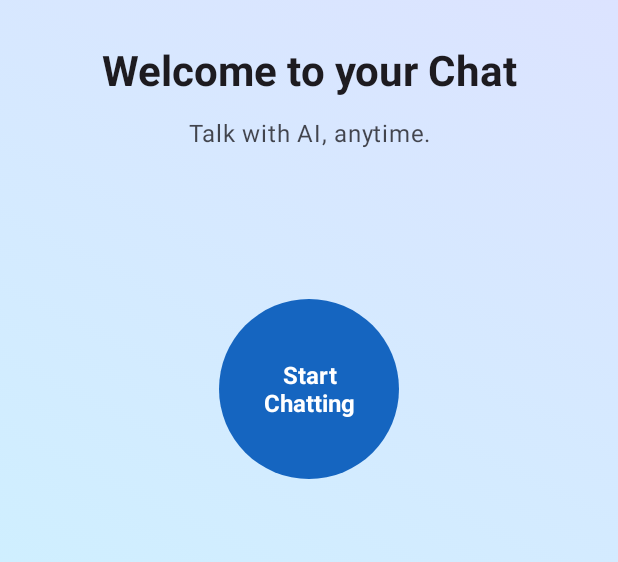
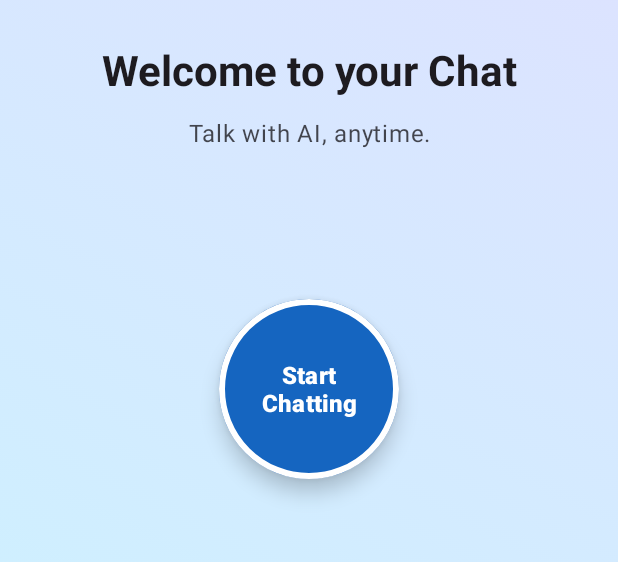
Before and after one commit to bhaskar4k/My-Personal-Chat-App, an Android app: the screen it shows after launch (MainActivity), on a phone screen of 412 x 824 dp, the part 531-1093 px from its top. Run offline under Robolectric (Android 15) with nearby library versions, the phone set to English and light mode, and no system bars; 1 statement that could not run was skipped.

Commit message:
Made the start chatting button type instead of textview

```diff
--- a/app/src/main/java/com/mypersonalchatapp/MainActivity.java
+++ b/app/src/main/java/com/mypersonalchatapp/MainActivity.java
@@ -4,7 +4,7 @@ import android.content.Intent;
 import android.graphics.drawable.AnimationDrawable;
 import android.os.Bundle;
 import android.view.View;
-import android.widget.TextView;
+import android.widget.Button;
 
 import androidx.appcompat.app.AppCompatActivity;
 import androidx.core.graphics.Insets;
@@ -33,7 +33,7 @@ public class MainActivity extends AppCompatActivity {
         backgroundAnimation.setExitFadeDuration(2500);
 
         // Onclick event to redirect to chatting page
-        TextView startButton = findViewById(R.id.startChattingButton);
+        Button startButton = findViewById(R.id.startChattingButton);
         startButton.setOnClickListener(v ->
                 startActivity(new Intent(this, ChatActivity.class))
         );
--- a/app/src/main/res/drawable/bg_circle_button.xml
+++ /dev/null
@@ -1,6 +0,0 @@
-<shape xmlns:android="http://schemas.android.com/apk/res/android"
-    android:shape="oval">
-
-    <solid android:color="#1565C0"/>
-
-</shape>
--- a/app/src/main/res/layout/activity_main.xml
+++ b/app/src/main/res/layout/activity_main.xml
@@ -52,21 +52,28 @@
         app:layout_constraintStart_toStartOf="parent"
         app:layout_constraintEnd_toEndOf="parent" />
 
-    <TextView
+    <com.google.android.material.button.MaterialButton
         android:id="@+id/startChattingButton"
         android:layout_width="120dp"
         android:layout_height="120dp"
         android:layout_marginTop="100dp"
         android:layout_marginBottom="48dp"
-        android:background="@drawable/bg_circle_button"
-        android:gravity="center"
-        android:clickable="true"
-        android:focusable="true"
+        android:insetTop="0dp"
+        android:insetBottom="0dp"
+        android:paddingStart="12dp"
+        android:paddingEnd="12dp"
+        android:maxLines="2"
+        android:elevation="8dp"
+        android:stateListAnimator="@null"
         android:text="@string/start_chat"
-        android:textAlignment="center"
-        android:textColor="#FFFFFF"
+        android:textColor="@color/on_primary"
         android:textSize="16sp"
         android:textStyle="bold"
+        app:backgroundTint="@color/brand_primary"
+        app:cornerRadius="60dp"
+        app:strokeColor="@color/white"
+        app:strokeWidth="4dp"
+        app:rippleColor="#40FFFFFF"
         app:layout_constraintTop_toBottomOf="@id/textView2"
         app:layout_constraintBottom_toBottomOf="parent"
         app:layout_constraintStart_toStartOf="parent"
```
